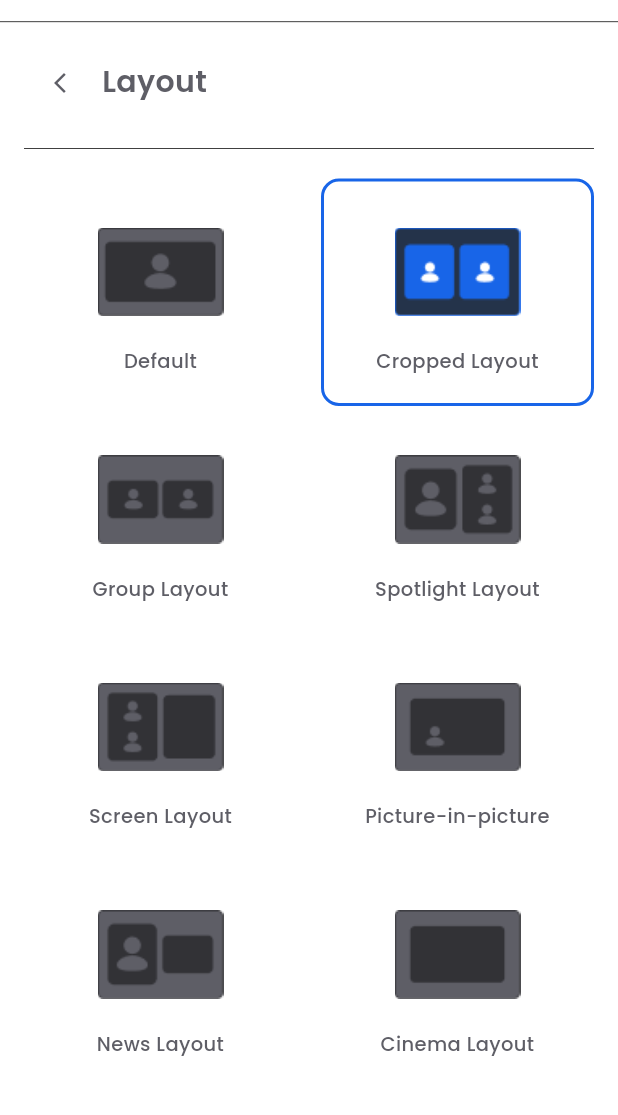
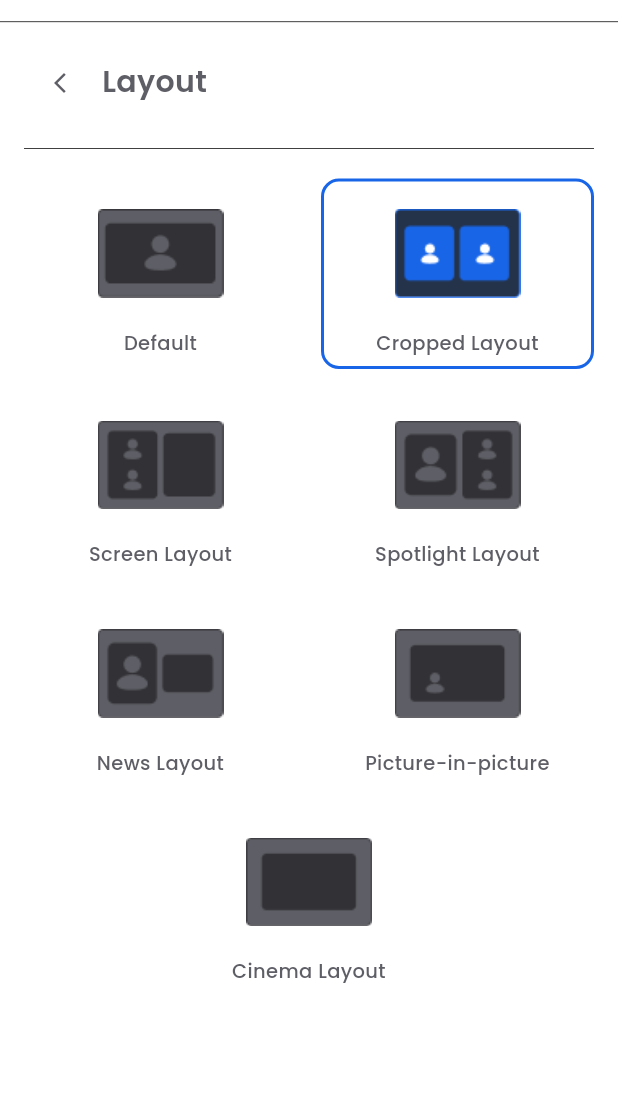
Before and after one commit to Salma28-zahran/streamore_app, a Flutter app: the LayoutScreen screen opened by its route, on a phone screen of 412 x 824 dp, the part 63-1178 px from its top. Run offline on Flutter 3.47's test engine with Material 3 defaults, Android fonts, the phone set to English and light mode, and no system bars; our stand-ins replace dropdown_button2, easy_localization, flutter_colorpicker, font_awesome_flutter, google_fonts, permission_handler; missing offline and left inert: flutter_sound.

Commit message:
Update layout screen

```diff
--- a/lib/screens/stream/icons/settings/lay.dart
+++ b/lib/screens/stream/icons/settings/lay.dart
@@ -19,7 +19,6 @@ class _LayoutScreenState extends State<LayoutScreen> {
   final List<LayoutOption> layouts = [
     LayoutOption(titleKey: 'default'),
     LayoutOption(titleKey: 'cropped_layout'),
-    LayoutOption(titleKey: 'group_layout'),
     LayoutOption(titleKey: 'spotlight_layout'),
     LayoutOption(titleKey: 'screen_layout'),
     LayoutOption(titleKey: 'picture_in_picture'),
@@ -33,22 +32,14 @@ class _LayoutScreenState extends State<LayoutScreen> {
     });
   }
 
-  int getCrossAxisCount(double width) {
-    if (width < 200) return 1;
-    if (width < 800) return 2;
-    return 3;
-  }
-
-  String getImageName(String key) {
-    if (key == 'default') return 'defaultt.png';
-    if (key == 'picture_in_picture') return 'picture_in_picture.png';
-    return key + '.png';
+  String getImageName(String key, bool isSelected) {
+    final prefix = key == 'default' ? 'defaultt' : key;
+    return isSelected ? '${prefix}_selected.png' : '$prefix.png';
   }
 
   @override
   Widget build(BuildContext context) {
     final theme = Theme.of(context);
-    final screenWidth = MediaQuery.of(context).size.width;
     final textColor = theme.textTheme.bodyLarge?.color ?? Colors.black;
 
     return Scaffold(
@@ -68,14 +59,18 @@ class _LayoutScreenState extends State<LayoutScreen> {
             padding: const EdgeInsets.only(right: 10),
             child: Icon(
               FontAwesomeIcons.bell,
-              color: Theme.of(context).primaryColor,
+              color: theme.primaryColor,
               size: 22,
             ),
           ),
         ],
         bottom: PreferredSize(
           preferredSize: const Size.fromHeight(1),
-          child: Divider(color: theme.dividerColor, thickness: 0.5, height: 1),
+          child: Divider(
+            color: theme.dividerColor,
+            thickness: 0.5,
+            height: 1,
+          ),
         ),
       ),
       drawer: MainDrawer(),
@@ -84,18 +79,18 @@ class _LayoutScreenState extends State<LayoutScreen> {
         child: Column(
           crossAxisAlignment: CrossAxisAlignment.start,
           children: [
-            _buildHeader(context, textColor),
+            _buildHeader(textColor),
             const SizedBox(height: 12),
             Divider(color: theme.dividerColor, thickness: 0.5),
             const SizedBox(height: 12),
-            Expanded(child: _buildGrid(theme, textColor, screenWidth)),
+            _buildGridLayout(textColor),
           ],
         ),
       ),
     );
   }
 
-  Widget _buildHeader(BuildContext context, Color textColor) {
+  Widget _buildHeader(Color textColor) {
     return Row(
       children: [
         IconButton(
@@ -115,40 +110,67 @@ class _LayoutScreenState extends State<LayoutScreen> {
     );
   }
 
-  Widget _buildGrid(ThemeData theme, Color textColor, double screenWidth) {
-    return GridView.builder(
-      itemCount: layouts.length,
-      gridDelegate: SliverGridDelegateWithFixedCrossAxisCount(
-        crossAxisCount: getCrossAxisCount(screenWidth),
-        crossAxisSpacing: 16,
-        mainAxisSpacing: 0,
-        childAspectRatio: 1.2,
+  Widget _buildGridLayout(Color textColor) {
+    final theme = Theme.of(context);
+    final isDark = theme.brightness == Brightness.dark;
+
+    final layoutOrder = [
+      0, 1,
+      3, 2,
+      5, 4,
+      6
+    ];
+
+    return Column(
+      children: [
+        for (int row = 0; row < 3; row++)
+          Padding(
+            padding: const EdgeInsets.only(bottom: 16),
+            child: Row(
+              mainAxisAlignment: MainAxisAlignment.spaceBetween,
+              children: [
+                for (int col = 0; col < 2; col++)
+                  Container(
+                    width: (MediaQuery.of(context).size.width - 48) / 2,
+                    child: _buildGridItem(
+                      layoutOrder[row * 2 + col],
+                      isDark,
+                      textColor,
                     ),
-      itemBuilder: (context, index) {
+                  ),
+              ],
+            ),
+          ),
+
+        Center(
+          child: Container(
+            width: (MediaQuery.of(context).size.width - 48) / 2,
+            child: _buildGridItem(layoutOrder[6], isDark, textColor),
+          ),
+        ),
+      ],
+    );
+  }
+
+  Widget _buildGridItem(int index, bool isDark, Color textColor) {
+    final theme = Theme.of(context);
     final layout = layouts[index];
     final isSelected = index == selectedIndex;
-        final imageName = getImageName(layout.titleKey);
-        final imagePath = 'assets/images/$imageName';
+    final imagePath = 'assets/images/${getImageName(layout.titleKey, isSelected)}';
 
     return GestureDetector(
       onTap: () => selectLayout(index),
       child: Container(
         decoration: BoxDecoration(
           color: theme.cardColor,
-              border:
-                  isSelected
+          border: isSelected
               ? Border.all(
-                        color:
-                            Theme.of(context).brightness == Brightness.dark
-                                ? Colors.white
-                                : Theme.of(context).primaryColor,
+                  color: isDark ? Colors.white : theme.primaryColor,
                   width: 2,
                 )
               : null,
-
           borderRadius: BorderRadius.circular(12),
         ),
-            child: Padding(
         padding: const EdgeInsets.all(6.0),
         child: Column(
           mainAxisAlignment: MainAxisAlignment.center,
@@ -158,13 +180,11 @@ class _LayoutScreenState extends State<LayoutScreen> {
               height: 84,
               width: 84,
               fit: BoxFit.contain,
-                    errorBuilder: (context, error, stackTrace) {
-                      return Icon(
+              errorBuilder: (_, __, ___) => Icon(
                 Icons.image_not_supported,
                 size: 48,
                 color: Colors.grey,
-                      );
-                    },
+              ),
             ),
             const SizedBox(height: 8),
             Text(
@@ -179,9 +199,6 @@ class _LayoutScreenState extends State<LayoutScreen> {
           ],
         ),
       ),
-          ),
-        );
-      },
     );
   }
 }
--- a/lib/theme/dark_theme.dart
+++ b/lib/theme/dark_theme.dart
@@ -47,5 +47,9 @@ class DarkTheme extends BaseTheme{
   );
 
 
+    @override
+  Color get selectedBorderColor => Colors.white; // ------------>
+
+
 
 }
--- a/lib/theme/light_theme.dart
+++ b/lib/theme/light_theme.dart
@@ -10,6 +10,10 @@ class LightTheme extends BaseTheme{
 
   @override
   Color get textColor => Color(0xff5E5E66);
+
+
+   @override
+  Color get selectedBorderColor => primaryColor; // ------------------->
 
   @override
   ThemeData get themeData => ThemeData(
--- a/lib/theme/theme.dart
+++ b/lib/theme/theme.dart
@@ -7,6 +7,10 @@ abstract class BaseTheme{
 
   Color get textColor;
 
+
+  Color get selectedBorderColor;
+
+
   ThemeData get themeData;
 
 }
```
Also changed, not shown: assets/images/cinema_layout_selected.png (added), assets/images/cropped_layout.png, assets/images/cropped_layout_selected.png (added), assets/images/defaultt_selected.png (added), assets/images/news_layout_selected.png (added), assets/images/picture_in_picture_selected.png (added), assets/images/screen_layout_selected.png (added), assets/images/spotlight_layout_selected.png (added). Lines whose indentation alone changed are shown as unchanged.
